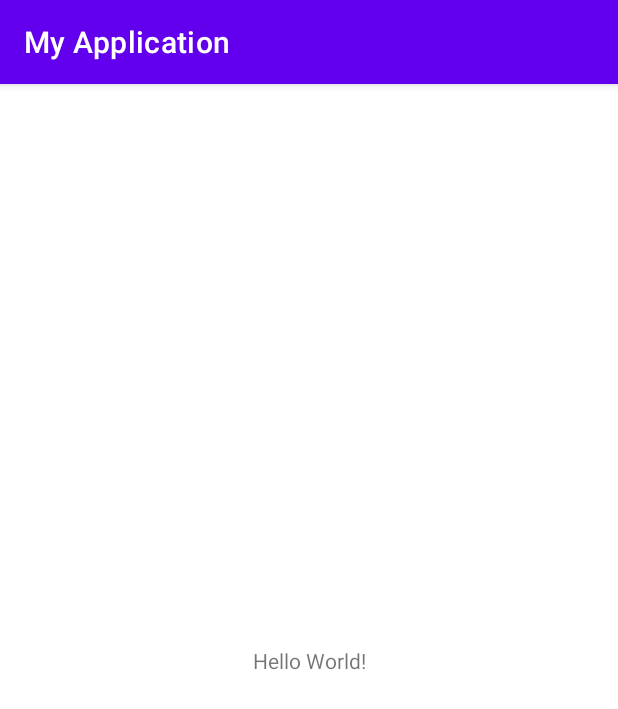
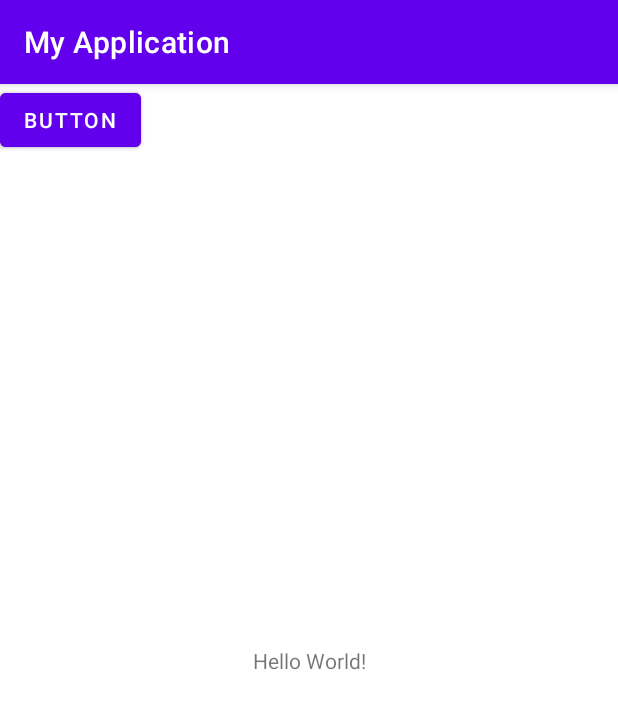
Before and after one commit to Bekzat23/lesson6_registForm, an Android app: the screen it shows after launch (MainActivity), on a phone screen of 412 x 824 dp. Shown: the top 709 px of the screen. Run offline under Robolectric (Android 15) with nearby library versions, the phone set to English and light mode, and no system bars.

Commit message:
'buttons'

```diff
--- a/app/src/main/res/layout/activity_main.xml
+++ b/app/src/main/res/layout/activity_main.xml
@@ -15,4 +15,20 @@
         app:layout_constraintRight_toRightOf="parent"
         app:layout_constraintTop_toTopOf="parent" />
 
+    <Button
+        android:id="@+id/button"
+        android:layout_width="wrap_content"
+        android:layout_height="wrap_content"
+        android:text="Button"
+        tools:layout_editor_absoluteX="159dp"
+        tools:layout_editor_absoluteY="261dp" />
+
+    <Button
+        android:id="@+id/button2"
+        android:layout_width="wrap_content"
+        android:layout_height="wrap_content"
+        android:text="Button"
+        tools:layout_editor_absoluteX="159dp"
+        tools:layout_editor_absoluteY="445dp" />
+
 </androidx.constraintlayout.widget.ConstraintLayout>
```
